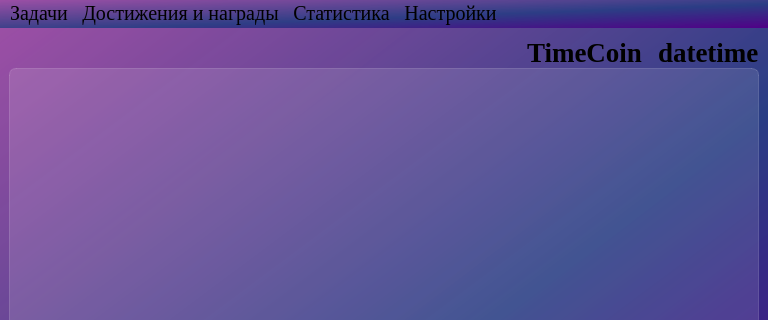
Above: ui/gtm_main.ui from PsychoPo/SE_GTM before the change; both pictures show x 0 to 768 and y 0 to 320 of the 768 by 604 pixel window. Below: the same form after it.
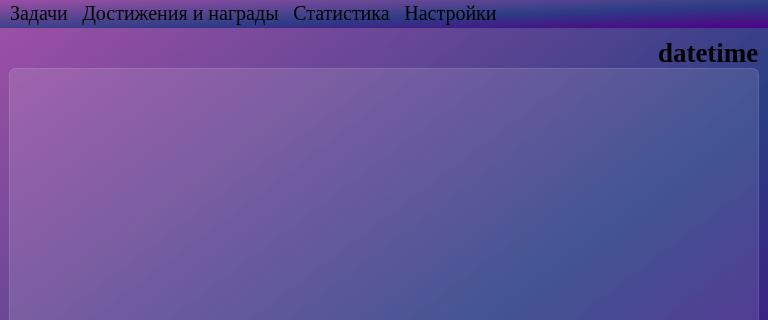
That is the form after the change. Icons and pictures are not drawn.

Commit message: deleted timecoins

```diff
--- a/ui/gtm_main.ui
+++ b/ui/gtm_main.ui
@@ -46,7 +46,7 @@
        <enum>QLayout::SetDefaultConstraint</enum>
       </property>
       <item>
-       <layout class="QHBoxLayout" name="horizontalLayout_top" stretch="0,0,0,0,0">
+       <layout class="QHBoxLayout" name="horizontalLayout_top" stretch="0,0,0">
         <property name="spacing">
          <number>0</number>
         </property>
@@ -69,44 +69,6 @@
           </property>
          </spacer>
         </item>
-        <item>
-         <widget class="QLabel" name="label_icon_timecoins">
-          <property name="maximumSize">
-           <size>
-            <width>23</width>
-            <height>16777215</height>
-           </size>
-          </property>
-          <property name="styleSheet">
-           <string notr="true">font-weight: bold; 
-font-size: 20pt;
-background-color: none;
-border: none;</string>
-          </property>
-          <property name="pixmap">
-           <pixmap resource="../icons/res-rc.qrc">:/icons/coins.svg</pixmap>
-          </property>
-         </widget>
-        </item>
-        <item>
-         <widget class="QLabel" name="label_timecoins">
-          <property name="maximumSize">
-           <size>
-            <width>115</width>
-            <height>16777215</height>
-           </size>
-          </property>
-          <property name="styleSheet">
-           <string notr="true">font-weight: bold;
-font-size: 20pt;
-background-color: none;
-border: none;</string>
-          </property>
-          <property name="text">
-           <string>TimeCoins</string>
-          </property>
-         </widget>
-        </item>
         <item>
          <widget class="QLabel" name="label_icon_datetime">
           <property name="maximumSize">
```
Left out of the diff: 4 changed lines with no effect on the pictures. The commit also changes 3 other files.
